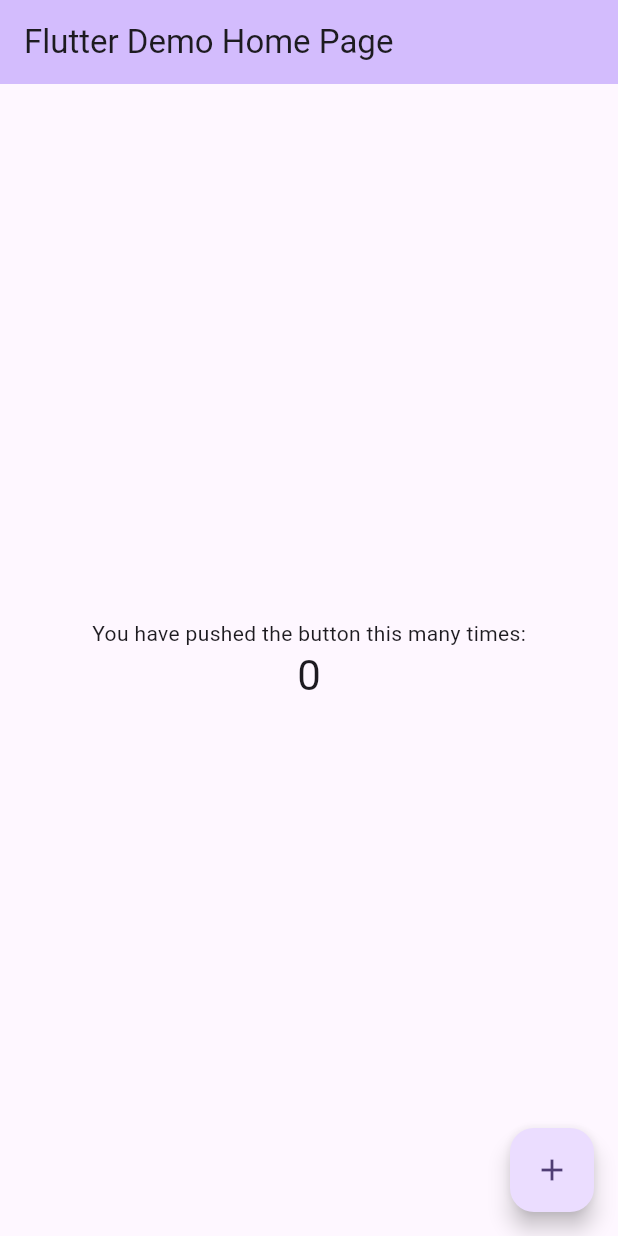
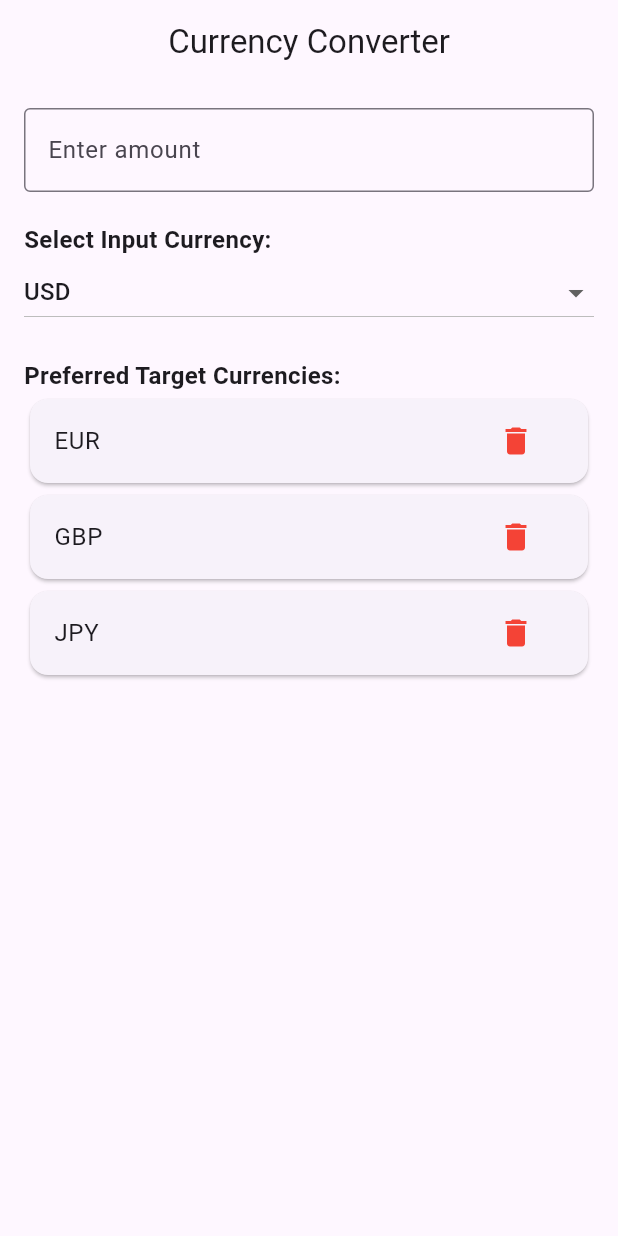
Before and after one commit to Sandun-Induranga/currency-converter-app, a Flutter app: the screen it shows after launch, on a phone screen of 412 x 824 dp. Run offline on Flutter 3.47's test engine with Material 3 defaults, Android fonts, the phone set to English and light mode, and no system bars; our stand-ins replace flutter_screenutil.

Commit message:
Initial UIs

```diff
--- /dev/null
+++ b/lib/features/home/presentation/screens/home_view.dart
@@ -0,0 +1,82 @@
+import 'package:flutter/material.dart';
+
+class HomeView extends StatefulWidget {
+  const HomeView({super.key});
+
+  @override
+  _HomeViewState createState() => _HomeViewState();
+}
+
+class _HomeViewState extends State<HomeView> {
+  final TextEditingController _amountController = TextEditingController();
+  final List<String> _preferredCurrencies = ["EUR", "GBP", "JPY"];
+  final List<String> _availableCurrencies = ["USD", "EUR", "GBP", "JPY", "AUD"];
+
+  @override
+  Widget build(BuildContext context) {
+    return Scaffold(
+      appBar: AppBar(
+        title: const Text("Currency Converter"),
+        centerTitle: true,
+      ),
+      body: Padding(
+        padding: const EdgeInsets.all(16.0),
+        child: Column(
+          crossAxisAlignment: CrossAxisAlignment.start,
+          children: [
+            TextField(
+              controller: _amountController,
+              keyboardType: TextInputType.number,
+              decoration: const InputDecoration(
+                labelText: "Enter amount",
+                border: OutlineInputBorder(),
+              ),
+            ),
+            const SizedBox(height: 20),
+            const Text(
+              "Select Input Currency:",
+              style: TextStyle(fontWeight: FontWeight.bold, fontSize: 16),
+            ),
+            DropdownButton<String>(
+              isExpanded: true,
+              hint: const Text("Select Currency"),
+              value: "USD",
+              items: _availableCurrencies.map((currency) {
+                return DropdownMenuItem(
+                  value: currency,
+                  child: Text(currency),
+                );
+              }).toList(),
+              onChanged: (value) {},
+            ),
+            const SizedBox(height: 20),
+            const Text(
+              "Preferred Target Currencies:",
+              style: TextStyle(fontWeight: FontWeight.bold, fontSize: 16),
+            ),
+            Expanded(
+              child: ListView.builder(
+                itemCount: _preferredCurrencies.length,
+                itemBuilder: (context, index) {
+                  return Card(
+                    child: ListTile(
+                      title: Text(_preferredCurrencies[index]),
+                      trailing: IconButton(
+                        icon: const Icon(Icons.delete, color: Colors.red),
+                        onPressed: () {
+                          setState(() {
+                            _preferredCurrencies.removeAt(index);
+                          });
+                        },
+                      ),
+                    ),
+                  );
+                },
+              ),
+            ),
+          ],
+        ),
+      ),
+    );
+  }
+}
--- a/lib/main.dart
+++ b/lib/main.dart
@@ -1,125 +1,16 @@
+import 'package:currency_converter_app/main_app.dart';
 import 'package:flutter/material.dart';
+import 'package:flutter/services.dart';
 
 void main() {
-  runApp(const MyApp());
+  Future.wait([
+    SystemChrome.setPreferredOrientations([
+      DeviceOrientation.portraitUp,
+    ]),
+  ]).then((value) async {
+    await Future.delayed(const Duration(seconds: 2));
+    runApp(
+      const MainApp(),
+    );
+  });
 }
-
-class MyApp extends StatelessWidget {
-  const MyApp({super.key});
-
-  // This widget is the root of your application.
-  @override
-  Widget build(BuildContext context) {
-    return MaterialApp(
-      title: 'Flutter Demo',
-      theme: ThemeData(
-        // This is the theme of your application.
-        //
-        // TRY THIS: Try running your application with "flutter run". You'll see
-        // the application has a purple toolbar. Then, without quitting the app,
-        // try changing the seedColor in the colorScheme below to Colors.green
-        // and then invoke "hot reload" (save your changes or press the "hot
-        // reload" button in a Flutter-supported IDE, or press "r" if you used
-        // the command line to start the app).
-        //
-        // Notice that the counter didn't reset back to zero; the application
-        // state is not lost during the reload. To reset the state, use hot
-        // restart instead.
-        //
-        // This works for code too, not just values: Most code changes can be
-        // tested with just a hot reload.
-        colorScheme: ColorScheme.fromSeed(seedColor: Colors.deepPurple),
-        useMaterial3: true,
-      ),
-      home: const MyHomePage(title: 'Flutter Demo Home Page'),
-    );
-  }
-}
-
-class MyHomePage extends StatefulWidget {
-  const MyHomePage({super.key, required this.title});
-
-  // This widget is the home page of your application. It is stateful, meaning
-  // that it has a State object (defined below) that contains fields that affect
-  // how it looks.
-
-  // This class is the configuration for the state. It holds the values (in this
-  // case the title) provided by the parent (in this case the App widget) and
-  // used by the build method of the State. Fields in a Widget subclass are
-  // always marked "final".
-
-  final String title;
-
-  @override
-  State<MyHomePage> createState() => _MyHomePageState();
-}
-
-class _MyHomePageState extends State<MyHomePage> {
-  int _counter = 0;
-
-  void _incrementCounter() {
-    setState(() {
-      // This call to setState tells the Flutter framework that something has
-      // changed in this State, which causes it to rerun the build method below
-      // so that the display can reflect the updated values. If we changed
-      // _counter without calling setState(), then the build method would not be
-      // called again, and so nothing would appear to happen.
-      _counter++;
-    });
-  }
-
-  @override
-  Widget build(BuildContext context) {
-    // This method is rerun every time setState is called, for instance as done
-    // by the _incrementCounter method above.
-    //
-    // The Flutter framework has been optimized to make rerunning build methods
-    // fast, so that you can just rebuild anything that needs updating rather
-    // than having to individually change instances of widgets.
-    return Scaffold(
-      appBar: AppBar(
-        // TRY THIS: Try changing the color here to a specific color (to
-        // Colors.amber, perhaps?) and trigger a hot reload to see the AppBar
-        // change color while the other colors stay the same.
-        backgroundColor: Theme.of(context).colorScheme.inversePrimary,
-        // Here we take the value from the MyHomePage object that was created by
-        // the App.build method, and use it to set our appbar title.
-        title: Text(widget.title),
-      ),
-      body: Center(
-        // Center is a layout widget. It takes a single child and positions it
-        // in the middle of the parent.
-        child: Column(
-          // Column is also a layout widget. It takes a list of children and
-          // arranges them vertically. By default, it sizes itself to fit its
-          // children horizontally, and tries to be as tall as its parent.
-          //
-          // Column has various properties to control how it sizes itself and
-          // how it positions its children. Here we use mainAxisAlignment to
-          // center the children vertically; the main axis here is the vertical
-          // axis because Columns are vertical (the cross axis would be
-          // horizontal).
-          //
-          // TRY THIS: Invoke "debug painting" (choose the "Toggle Debug Paint"
-          // action in the IDE, or press "p" in the console), to see the
-          // wireframe for each widget.
-          mainAxisAlignment: MainAxisAlignment.center,
-          children: <Widget>[
-            const Text(
-              'You have pushed the button this many times:',
-            ),
-            Text(
-              '$_counter',
-              style: Theme.of(context).textTheme.headlineMedium,
-            ),
-          ],
-        ),
-      ),
-      floatingActionButton: FloatingActionButton(
-        onPressed: _incrementCounter,
-        tooltip: 'Increment',
-        child: const Icon(Icons.add),
-      ), // This trailing comma makes auto-formatting nicer for build methods.
-    );
-  }
-}
--- /dev/null
+++ b/lib/main_app.dart
@@ -0,0 +1,32 @@
+import 'package:currency_converter_app/features/home/presentation/screens/home_view.dart';
+import 'package:flutter/material.dart';
+import 'package:flutter/services.dart';
+import 'package:flutter_screenutil/flutter_screenutil.dart';
+
+class MainApp extends StatelessWidget {
+  const MainApp({super.key});
+
+  @override
+  Widget build(BuildContext context) {
+    SystemChrome.setSystemUIOverlayStyle(
+      const SystemUiOverlayStyle(
+        statusBarColor: Colors.transparent,
+        statusBarIconBrightness: Brightness.dark,
+        statusBarBrightness: Brightness.light,
+      ),
+    );
+
+    return ScreenUtilInit(
+      designSize: const Size(393, 852),
+      minTextAdapt: true,
+      splitScreenMode: true,
+      builder: (context, child) {
+        return MaterialApp(
+          debugShowCheckedModeBanner: false,
+          home: child!,
+        );
+      },
+      child: const HomeView(),
+    );
+  }
+}
--- a/pubspec.yaml
+++ b/pubspec.yaml
@@ -35,6 +35,8 @@ dependencies:
   # The following adds the Cupertino Icons font to your application.
   # Use with the CupertinoIcons class for iOS style icons.
   cupertino_icons: ^1.0.8
+  flutter_screenutil: ^5.9.3
+  flutter_bloc: ^8.1.6
 
 dev_dependencies:
   flutter_test:
```
Also changed, not shown: pubspec.lock.
